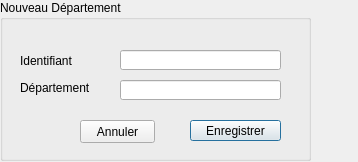
Old version of the form FaceRecognition/ajouterdepartement.ui in the repository idriss92/FaceRecognition.
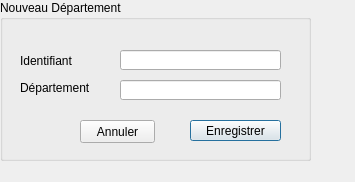
New version of the form.

Diff of the .ui file:
```diff
--- a/FaceRecognition/ajouterdepartement.ui
+++ b/FaceRecognition/ajouterdepartement.ui
@@ -6,8 +6,8 @@
    <rect>
     <x>0</x>
     <y>0</y>
-    <width>358</width>
-    <height>162</height>
+    <width>355</width>
+    <height>182</height>
    </rect>
   </property>
   <property name="windowTitle">
```
